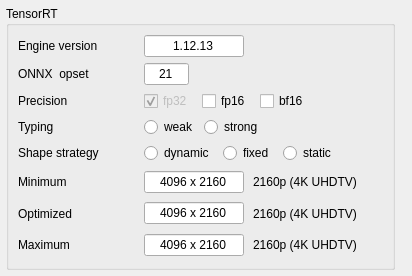
This is ui/designer/ui_tensorrt_widget.ui in herlegon/hconvert as Qt 5 draws it before an edit. The edited form follows.
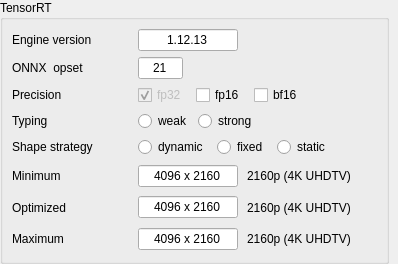
This is the edited form.

```diff
--- a/ui/designer/ui_tensorrt_widget.ui
+++ b/ui/designer/ui_tensorrt_widget.ui
@@ -6,8 +6,8 @@
    <rect>
     <x>0</x>
     <y>0</y>
-    <width>412</width>
-    <height>276</height>
+    <width>398</width>
+    <height>264</height>
    </rect>
   </property>
   <property name="windowTitle">
@@ -15,16 +15,16 @@
   </property>
   <layout class="QVBoxLayout" name="verticalLayout">
    <property name="leftMargin">
-    <number>6</number>
+    <number>0</number>
    </property>
    <property name="topMargin">
-    <number>6</number>
+    <number>0</number>
    </property>
    <property name="rightMargin">
-    <number>6</number>
+    <number>0</number>
    </property>
    <property name="bottomMargin">
-    <number>6</number>
+    <number>0</number>
    </property>
    <item>
     <widget class="QGroupBox" name="groupBox">
```
